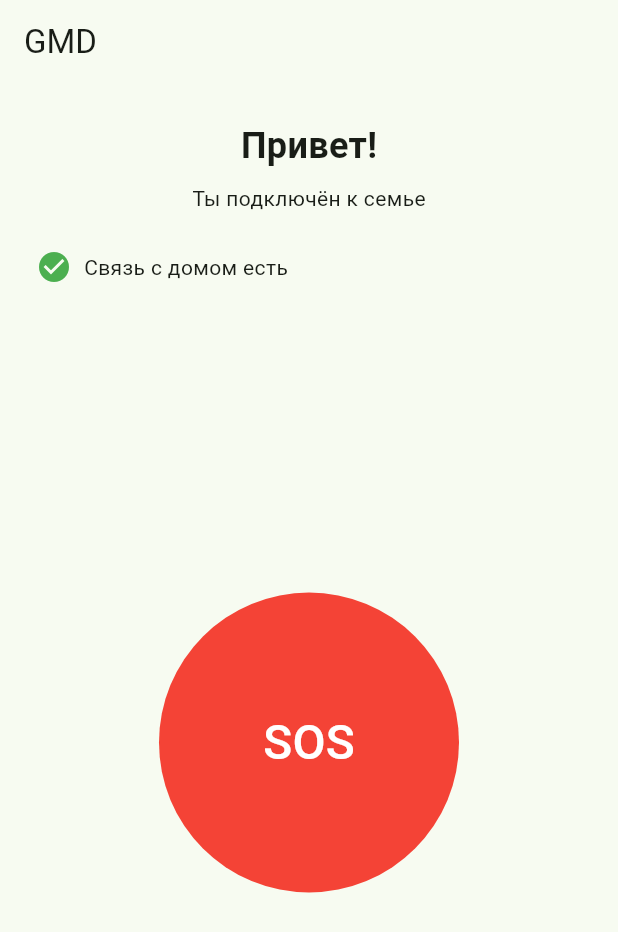
After one commit to link28rus/gmd, a Flutter app: the HomeScreen screen opened by its route, after a tap on "SOS", on a phone screen of 412 x 824 dp. The commit adds this screen. Shown: the top 932 px of the screen. Run offline on Flutter 3.47's test engine with Material 3 defaults, Android fonts, the phone set to English and light mode, and no system bars; our stand-ins replace device_info_plus, dio, drift, flutter_riverpod, flutter_secure_storage, go_router and 2 more; missing offline and left inert: mobile_scanner; accounts and stored records are empty; generated files the repository leaves out were written again.

Commit message:
feat(mobile-child): HomeScreen + bootstrap location service

```diff
--- /dev/null
+++ b/apps/mobile-child/lib/features/home/home_controller.dart
@@ -0,0 +1,26 @@
+import 'package:flutter_riverpod/flutter_riverpod.dart';
+import '../../core/native/location_service_channel.dart';
+import '../../data/database.dart';
+import '../../data/location_queue_repository.dart';
+import '../../features/claim/claim_controller.dart';
+import '../../ingestor/location_ingestor.dart';
+
+final appDatabaseProvider = Provider<AppDatabase>((_) => AppDatabase());
+final locationRepoProvider = Provider<LocationQueueRepository>(
+  (ref) => LocationQueueRepository(ref.watch(appDatabaseProvider)),
+);
+final ingestorProvider = Provider<LocationIngestor>((ref) {
+  return LocationIngestor(
+    repo: ref.watch(locationRepoProvider),
+    api: ref.watch(childApiProvider),
+    deviceToken: () => ref.watch(secureStorageProvider).readDeviceToken(),
+  );
+});
+final serviceChannelProvider = Provider<LocationServiceChannel>((_) => LocationServiceChannel());
+
+final homeInitProvider = FutureProvider<void>((ref) async {
+  final ingestor = ref.watch(ingestorProvider);
+  final ch = ref.watch(serviceChannelProvider);
+  ch.onLocation(ingestor.onLocation);
+  await ch.startService();
+});
--- /dev/null
+++ b/apps/mobile-child/lib/features/home/home_screen.dart
@@ -0,0 +1,41 @@
+import 'package:flutter/material.dart';
+import 'package:flutter_riverpod/flutter_riverpod.dart';
+import 'home_controller.dart';
+
+class HomeScreen extends ConsumerWidget {
+  const HomeScreen({super.key});
+
+  @override
+  Widget build(BuildContext context, WidgetRef ref) {
+    ref.watch(homeInitProvider);
+    return Scaffold(
+      appBar: AppBar(title: const Text('GMD')),
+      body: Padding(
+        padding: const EdgeInsets.all(24),
+        child: Column(
+          children: [
+            const Text('Привет!', style: TextStyle(fontSize: 24, fontWeight: FontWeight.bold)),
+            const SizedBox(height: 8),
+            const Text('Ты подключён к семье'),
+            const SizedBox(height: 24),
+            Row(children: const [
+              Icon(Icons.check_circle, color: Colors.green),
+              SizedBox(width: 8),
+              Text('Связь с домом есть'),
+            ]),
+            const Spacer(),
+            SizedBox(
+              width: 200, height: 200,
+              child: FilledButton(
+                style: FilledButton.styleFrom(backgroundColor: Colors.red, shape: const CircleBorder()),
+                onPressed: () {},
+                child: const Text('SOS', style: TextStyle(fontSize: 32, color: Colors.white)),
+              ),
+            ),
+            const Spacer(),
+          ],
+        ),
+      ),
+    );
+  }
+}
--- a/apps/mobile-child/lib/router/app_router.dart
+++ b/apps/mobile-child/lib/router/app_router.dart
@@ -2,6 +2,7 @@ import 'package:go_router/go_router.dart';
 import 'package:flutter/material.dart';
 import '../features/claim/claim_manual_screen.dart';
 import '../features/claim/claim_screen.dart';
+import '../features/home/home_screen.dart';
 import '../features/onboarding/onboarding_screen.dart';
 import '../features/permissions/battery_step.dart';
 import '../features/permissions/location_step.dart';
@@ -43,9 +44,7 @@ class AppRouter {
       ),
       GoRoute(
         path: '/home',
-        builder: (_, _) => const Scaffold(
-          body: Center(child: Text('Home placeholder')),
-        ),
+        builder: (_, _) => const HomeScreen(),
       ),
     ],
   );
```
Also changed, not shown: 1 other file.
